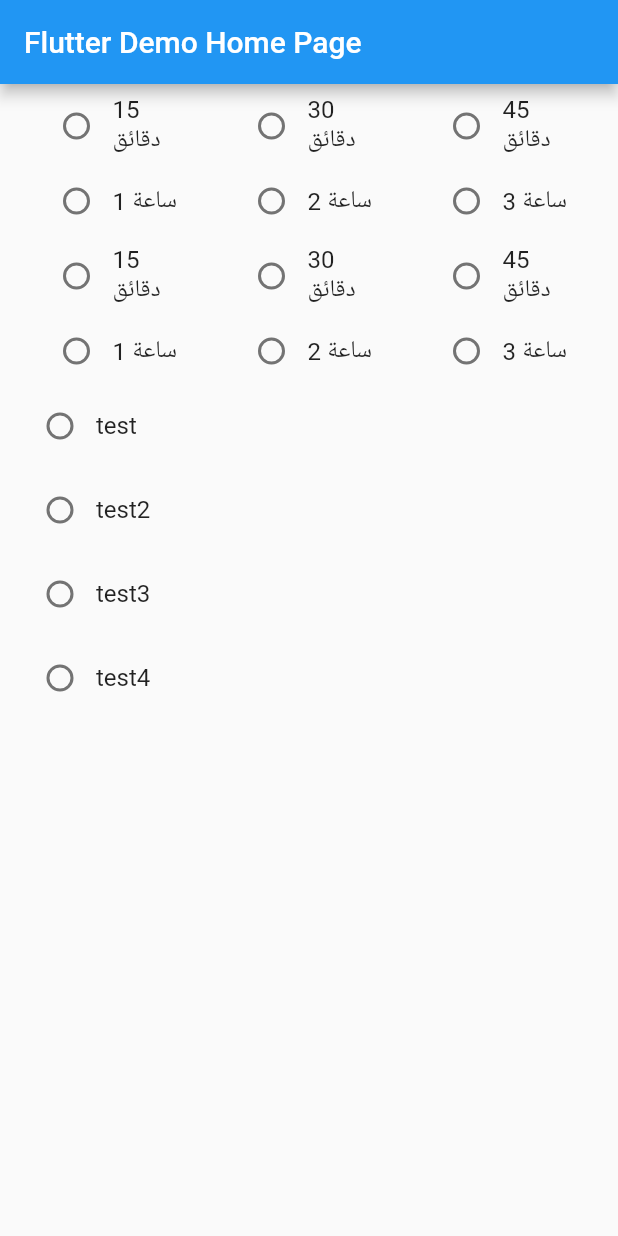
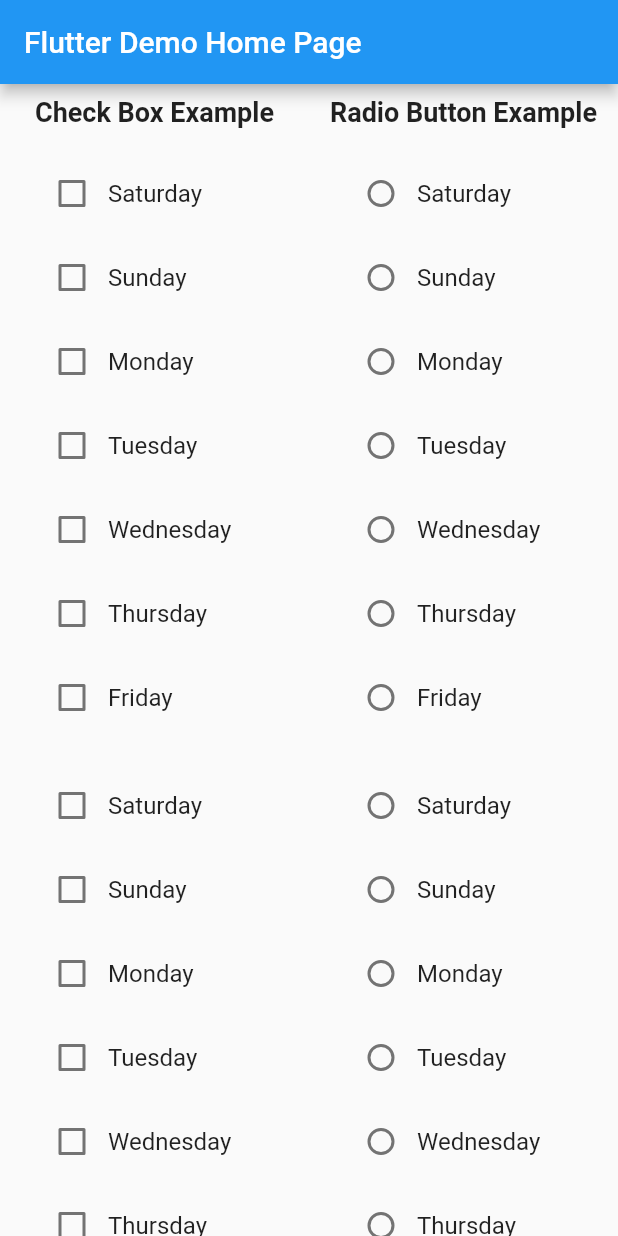
Before and after one commit to mahmoudelgharabawi/flut_grouped_buttons, a Flutter app: the screen it shows after launch, on a phone screen of 412 x 824 dp. Run offline on Flutter 3.47's test engine with Material 2 defaults, Android fonts, the phone set to English and light mode, and no system bars.

Commit message:
update package documentaion

```diff
--- a/example/lib/main.dart
+++ b/example/lib/main.dart
@@ -31,67 +31,111 @@ class MyHomePage extends StatefulWidget {
 }
 
 class _MyHomePageState extends State<MyHomePage> {
-  int _counter = 0;
-
   @override
   Widget build(BuildContext context) {
     return Scaffold(
       appBar: AppBar(
         title: Text(widget.title),
       ),
-      body: Column(
+      body: SingleChildScrollView(
+        child: Row(
           children: [
-          FlutGroupedButtons<Map<String, String>>(
+            Expanded(
+              child: Column(
+                children: [
+                  const Padding(
+                    padding: EdgeInsets.all(8.0),
+                    child: Text(
+                      'Check Box Example',
+                      style:
+                          TextStyle(fontWeight: FontWeight.bold, fontSize: 18),
+                    ),
+                  ),
+                  Padding(
+                    padding: const EdgeInsets.all(8.0),
+                    child: FlutGroupedButtons<String>(
+                      data: const [
+                        "Saturday",
+                        "Sunday",
+                        "Monday",
+                        "Tuesday",
+                        "Wednesday",
+                        "Thursday",
+                        "Friday",
+                      ],
+                      onChanged: (value) => print(value),
+                    ),
+                  ),
+                  Padding(
+                    padding: const EdgeInsets.all(8.0),
+                    child: FlutGroupedButtons<Map<String, String>>(
                       idKey: 'id',
-            valueKey: 'value',
-            titleCheckSpace: 0,
-            isRadio: true,
-            isRow: true,
-            data: [
-              {'id': '15', 'value': '15 دقائق'},
-              {'id': '30', 'value': '30 دقائق'},
-              {'id': '45', 'value': '45 دقائق'},
-              {'id': '60', 'value': '1 ساعة'},
-              {'id': '120', 'value': '2 ساعة'},
-              {'id': '180', 'value': '3 ساعة'},
+                      valueKey: 'result',
+                      data: const [
+                        {"id": 'id1', "result": "Saturday"},
+                        {"id": 'id2', "result": "Sunday"},
+                        {"id": 'id3', "result": "Monday"},
+                        {"id": 'id4', "result": "Tuesday"},
+                        {"id": 'id5', "result": "Wednesday"},
+                        {"id": 'id6', "result": "Thursday"},
+                        {"id": 'id7', "result": "Friday"},
                       ],
-            onChanged: (value) {
-              print(value);
-            },
+                      onChanged: (value) => print(value),
                     ),
-          FlutGroupedButtons<Map<String, String>>(
-            idKey: 'idex',
-            valueKey: 'result',
-            titleCheckSpace: 0,
-            isRadio: true,
-            isRow: true,
-            data: [
-              {'idex': '15', 'result': '15 دقائق'},
-              {'idex': '30', 'result': '30 دقائق'},
-              {'idex': '45', 'result': '45 دقائق'},
-              {'idex': '60', 'result': '1 ساعة'},
-              {'idex': '120', 'result': '2 ساعة'},
-              {'idex': '180', 'result': '3 ساعة'},
-            ],
-            onChanged: (value) {
-              print(value);
-            },
-          ),
-          FlutGroupedButtons<String>(
-            titleCheckSpace: 0,
-            isRadio: true,
-            // isRow: true,
-            data: const [
-              'test',
-              'test2',
-              'test3',
-              'test4',
-            ],
-            onChanged: (value) {
-              print(value);
-            },
                   ),
                 ],
+              ),
+            ),
+            Expanded(
+              child: Column(
+                children: [
+                  const Padding(
+                    padding: EdgeInsets.all(8.0),
+                    child: Text(
+                      'Radio Button Example',
+                      style:
+                          TextStyle(fontWeight: FontWeight.bold, fontSize: 18),
+                    ),
+                  ),
+                  Padding(
+                    padding: const EdgeInsets.all(8.0),
+                    child: FlutGroupedButtons<String>(
+                      isRadio: true,
+                      data: const [
+                        "Saturday",
+                        "Sunday",
+                        "Monday",
+                        "Tuesday",
+                        "Wednesday",
+                        "Thursday",
+                        "Friday",
+                      ],
+                      onChanged: (value) => print(value),
+                    ),
+                  ),
+                  Padding(
+                    padding: const EdgeInsets.all(8.0),
+                    child: FlutGroupedButtons<Map<String, String>>(
+                      isRadio: true,
+                      idKey: 'id',
+                      valueKey: 'result',
+                      data: const [
+                        {"id": 'id1', "result": "Saturday"},
+                        {"id": 'id2', "result": "Sunday"},
+                        {"id": 'id3', "result": "Monday"},
+                        {"id": 'id4', "result": "Tuesday"},
+                        {"id": 'id5', "result": "Wednesday"},
+                        {"id": 'id6', "result": "Thursday"},
+                        {"id": 'id7', "result": "Friday"},
+                      ],
+                      onChanged: (value) => print(value),
+                    ),
+                  ),
+                ],
+              ),
+            )
+          ],
+        ),
       ),
     );
   }
--- a/lib/src/grouped_buttons.dart
+++ b/lib/src/grouped_buttons.dart
@@ -6,9 +6,6 @@ class FlutGroupedButtons<T> extends StatefulWidget {
 
   /// The Return Data Action
   final void Function(dynamic) onChanged;
-
-  /// Enable The Ability To Cancel The Radio Checked
-  final bool canRadioUnCheck;
 
   /// Use Group Button As Radio Button
   final bool isRadio;
@@ -43,7 +40,6 @@ class FlutGroupedButtons<T> extends StatefulWidget {
       {required this.data,
       required this.onChanged,
       this.isRadio = false,
-      this.canRadioUnCheck = false,
       this.isRow = false,
       this.idKey,
       this.activeColor,
@@ -105,10 +101,8 @@ class _FlutGroupedButtonsState<T> extends State<FlutGroupedButtons<T>> {
                     leading: widget.isRadio
                         ? IgnorePointer(
                             ignoring: (!dataMap.every((element) =>
-                                        element['isChecked'] == false)) &&
-                                    widget.canRadioUnCheck
-                                ? !e['isChecked']
-                                : e['isChecked'],
+                                    element['isChecked'] == false)) &&
+                                e['isChecked'],
                             child: Checkbox(
                                 checkColor: widget.checkColor,
                                 activeColor: widget.activeColor ??
@@ -158,11 +152,9 @@ class _FlutGroupedButtonsState<T> extends State<FlutGroupedButtons<T>> {
                 ),
                 leading: widget.isRadio
                     ? IgnorePointer(
-                        ignoring: (!dataMap.every((element) =>
-                                    element['isChecked'] == false)) &&
-                                widget.canRadioUnCheck
-                            ? !e['isChecked']
-                            : e['isChecked'],
+                        ignoring: (!dataMap.every(
+                                (element) => element['isChecked'] == false)) &&
+                            e['isChecked'],
                         child: Checkbox(
                             checkColor: widget.checkColor,
                             activeColor: widget.activeColor ??
--- a/pubspec.yaml
+++ b/pubspec.yaml
@@ -1,7 +1,7 @@
 name: flut_grouped_buttons
 description: CheckBox And RadioButton Made Easy To Use With Flutter.
-version: 0.0.5
-homepage:
+version: 0.0.6
+homepage: https://github.com/mahmoudelgharabawi/flut_grouped_buttons
 
 environment:
   sdk: ">=2.17.0 <3.0.0"
```
Also changed, not shown: 1 other file. Lines whose indentation alone changed are shown as unchanged.
